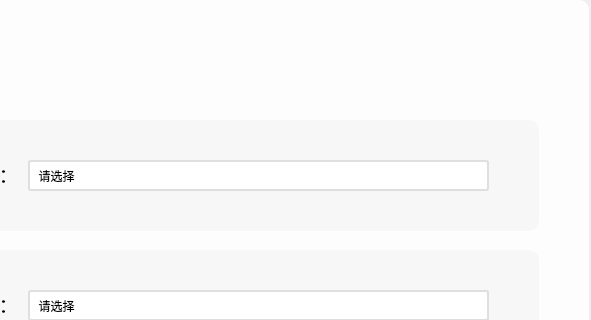
The window that resources/MCSL2_MainWindow.ui (MCSLTeam/MCSL2) describes before a commit, drawn with Qt 5; both pictures show x 352 to 943 and y 0 to 320 of the 943 by 582 pixel window.
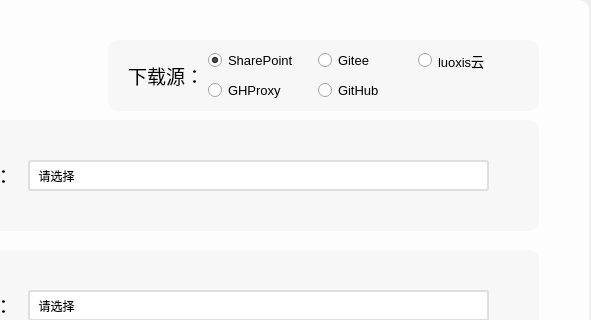
The same window after the commit. Icons and pictures are not drawn.

Commit message: 更新下载源,修改下载源解析模块

```diff
--- a/resources/MCSL2_MainWindow.ui
+++ b/resources/MCSL2_MainWindow.ui
@@ -2105,6 +2105,152 @@
        <bool>false</bool>
       </property>
      </widget>
+     <widget class="QLabel" name="Download_Source_Background">
+      <property name="geometry">
+       <rect>
+        <x>250</x>
+        <y>60</y>
+        <width>431</width>
+        <height>71</height>
+       </rect>
+      </property>
+      <property name="font">
+       <font>
+        <family>Microsoft YaHei UI</family>
+        <pointsize>12</pointsize>
+       </font>
+      </property>
+      <property name="autoFillBackground">
+       <bool>false</bool>
+      </property>
+      <property name="styleSheet">
+       <string notr="true">QLabel
+{
+	background-color: rgb(247, 247, 247);
+	border-radius: 10px
+}</string>
+      </property>
+      <property name="text">
+       <string/>
+      </property>
+     </widget>
+     <widget class="QLabel" name="Download_Source_Label">
+      <property name="geometry">
+       <rect>
+        <x>270</x>
+        <y>80</y>
+        <width>91</width>
+        <height>31</height>
+       </rect>
+      </property>
+      <property name="font">
+       <font>
+        <family>Microsoft YaHei UI</family>
+        <pointsize>14</pointsize>
+       </font>
+      </property>
+      <property name="text">
+       <string>下载源：</string>
+      </property>
+     </widget>
+     <widget class="QRadioButton" name="luoxisCloud_radioButton">
+      <property name="geometry">
+       <rect>
+        <x>560</x>
+        <y>70</y>
+        <width>101</width>
+        <height>21</height>
+       </rect>
+      </property>
+      <property name="font">
+       <font>
+        <family>Microsoft YaHei UI</family>
+        <pointsize>10</pointsize>
+       </font>
+      </property>
+      <property name="text">
+       <string>luoxis云</string>
+      </property>
+     </widget>
+     <widget class="QRadioButton" name="Gitee_radioButton">
+      <property name="geometry">
+       <rect>
+        <x>460</x>
+        <y>70</y>
+        <width>101</width>
+        <height>21</height>
+       </rect>
+      </property>
+      <property name="font">
+       <font>
+        <family>Microsoft YaHei UI</family>
+        <pointsize>10</pointsize>
+       </font>
+      </property>
+      <property name="text">
+       <string>Gitee</string>
+      </property>
+     </widget>
+     <widget class="QRadioButton" name="SharePoint_radioButton">
+      <property name="geometry">
+       <rect>
+        <x>350</x>
+        <y>70</y>
+        <width>101</width>
+        <height>21</height>
+       </rect>
+      </property>
+      <property name="font">
+       <font>
+        <family>Microsoft YaHei UI</family>
+        <pointsize>10</pointsize>
+       </font>
+      </property>
+      <property name="text">
+       <string>SharePoint</string>
+      </property>
+      <property name="checked">
+       <bool>true</bool>
+      </property>
+     </widget>
+     <widget class="QRadioButton" name="GitHub_radioButton">
+      <property name="geometry">
+       <rect>
+        <x>460</x>
+        <y>100</y>
+        <width>101</width>
+        <height>21</height>
+       </rect>
+      </property>
+      <property name="font">
+       <font>
+        <family>Microsoft YaHei UI</family>
+        <pointsize>10</pointsize>
+       </font>
+      </property>
+      <property name="text">
+       <string>GitHub</string>
+      </property>
+     </widget>
+     <widget class="QRadioButton" name="GHProxy_radioButton">
+      <property name="geometry">
+       <rect>
+        <x>350</x>
+        <y>100</y>
+        <width>101</width>
+        <height>21</height>
+       </rect>
+      </property>
+      <property name="font">
+       <font>
+        <family>Microsoft YaHei UI</family>
+        <pointsize>10</pointsize>
+       </font>
+      </property>
+      <property name="text">
+       <string>GHProxy</string>
+      </property>
+     </widget>
      <zorder>Download_Progress_Background</zorder>
      <zorder>Download_Versions_Background</zorder>
      <zorder>Download_Type_Background</zorder>
```
Left out of the diff: 36 changed lines with no effect on the pictures. The commit also changes 6 other files.
